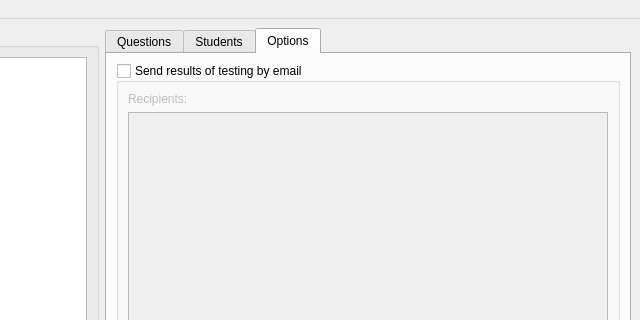
Before: the Qt Designer form admin_form.ui in Testorator/Testik, drawn with Qt 5; both pictures show x 190 to 830 and y 0 to 320 of the 830 by 586 pixel window.
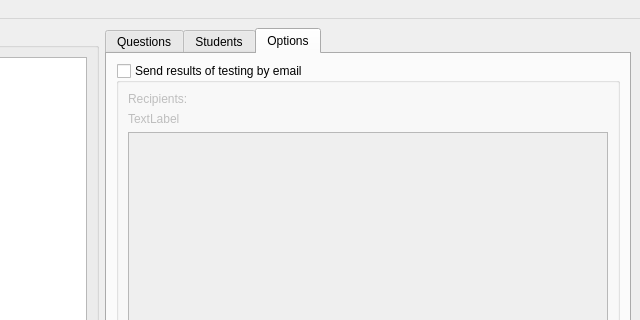
After: the same form once the commit is applied. The open tabs and pages were chosen to show the change. Icons and pictures are not drawn.

Patch:
```diff
--- a/admin_form.ui
+++ b/admin_form.ui
@@ -315,9 +315,6 @@
             <layout class="QGridLayout" name="gridLayout_11">
              <item row="0" column="0">
               <layout class="QGridLayout" name="gridLayout_email">
-               <item row="1" column="0">
-                <widget class="QListWidget" name="listWidget_EMail_Recipients"/>
-               </item>
                <item row="0" column="0">
                 <widget class="QLabel" name="label">
                  <property name="text">
@@ -325,6 +322,16 @@
                  </property>
                 </widget>
                </item>
+               <item row="2" column="0">
+                <widget class="QListWidget" name="listWidget_EMail_Recipients"/>
+               </item>
+               <item row="1" column="0">
+                <widget class="QLabel" name="label_2">
+                 <property name="text">
+                  <string>TextLabel</string>
+                 </property>
+                </widget>
+               </item>
               </layout>
              </item>
             </layout>
```
Left out of the diff: 2 changed lines with no effect on the pictures.
